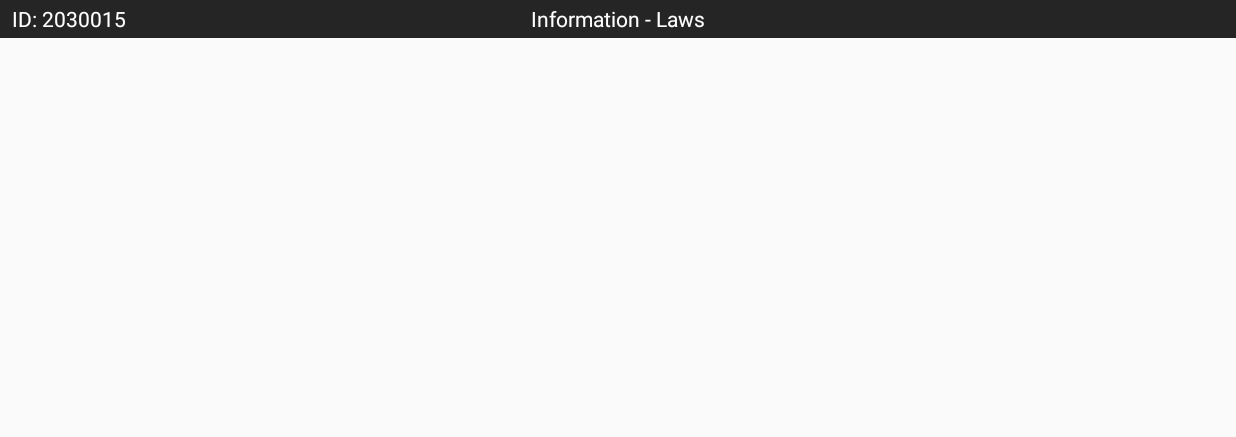
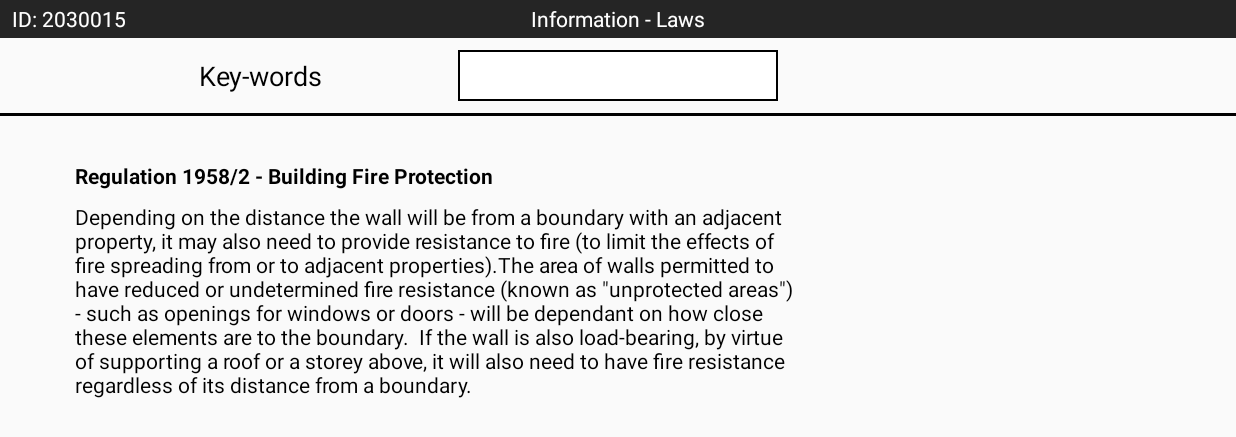
Before and after one commit to mclima123/SmartCop, an Android app: the InformationLaws screen opened directly, with no data from a screen before it, on a phone screen of 824 x 412 dp (held sideways). Shown: the top 437 px of the screen. Run offline under Robolectric (Android 15) with nearby library versions, the phone set to English and light mode, and no system bars.

Commit message:
finished "laws/regulations" screen

```diff
--- a/app/src/main/res/layout/activity_identify_vehicle.xml
+++ b/app/src/main/res/layout/activity_identify_vehicle.xml
@@ -202,6 +202,7 @@
         android:layout_marginTop="20dp"
         android:text="CZ-93-MP"
         android:textSize="24sp"
+        android:background="@drawable/image_border"
         app:layout_constraintEnd_toStartOf="@+id/view3"
         app:layout_constraintStart_toStartOf="parent"
         app:layout_constraintTop_toBottomOf="@+id/id" />
--- a/app/src/main/res/layout/activity_information_laws.xml
+++ b/app/src/main/res/layout/activity_information_laws.xml
@@ -14,12 +14,13 @@
     </View>
 
     <TextView
+        android:id="@+id/textView52"
         android:layout_width="wrap_content"
         android:layout_height="0dp"
         android:layout_marginEnd="8dp"
         android:layout_marginStart="8dp"
+        android:gravity="center"
         android:text="Information - Laws"
-        android:gravity="center"
         android:textColor="#ffffff"
         app:layout_constraintBottom_toBottomOf="@+id/myRectangleView"
         app:layout_constraintEnd_toEndOf="@+id/myRectangleView"
@@ -41,4 +42,64 @@
         app:layout_constraintTop_toTopOf="@+id/myRectangleView"
         app:layout_constraintVertical_bias="0.0" />
 
+    <View
+        android:id="@+id/view4"
+        android:layout_width="0dp"
+        android:layout_height="2dp"
+        android:layout_marginTop="50dp"
+        android:background="@drawable/image_border"
+        app:layout_constraintEnd_toEndOf="parent"
+        app:layout_constraintHorizontal_bias="0.0"
+        app:layout_constraintStart_toStartOf="parent"
+        app:layout_constraintTop_toBottomOf="@+id/textView52" />
+
+    <TextView
+        android:id="@+id/textView53"
+        android:layout_width="wrap_content"
+        android:layout_height="wrap_content"
+        android:layout_marginBottom="8dp"
+        android:layout_marginEnd="8dp"
+        android:layout_marginStart="50dp"
+        android:layout_marginTop="8dp"
+        android:text="Key-words"
+        android:textSize="18sp"
+        app:layout_constraintBottom_toTopOf="@+id/view4"
+        app:layout_constraintEnd_toStartOf="@+id/editText4"
+        app:layout_constraintStart_toStartOf="parent"
+        app:layout_constraintTop_toBottomOf="@+id/textView52" />
+
+    <EditText
+        android:id="@+id/editText4"
+        android:layout_width="wrap_content"
+        android:layout_height="0dp"
+        android:layout_marginBottom="8dp"
+        android:layout_marginTop="8dp"
+        android:background="@drawable/image_border"
+        android:ems="10"
+        android:inputType="textPersonName"
+        app:layout_constraintBottom_toTopOf="@+id/view4"
+        app:layout_constraintEnd_toEndOf="parent"
+        app:layout_constraintStart_toStartOf="parent"
+        app:layout_constraintTop_toBottomOf="@+id/textView52" />
+
+    <TextView
+        android:id="@+id/textView54"
+        android:layout_width="wrap_content"
+        android:layout_height="wrap_content"
+        android:layout_marginStart="50dp"
+        android:layout_marginTop="30dp"
+        android:text="Regulation 1958/2 - Building Fire Protection"
+        android:textStyle="bold"
+        app:layout_constraintStart_toStartOf="parent"
+        app:layout_constraintTop_toBottomOf="@+id/view4" />
+
+    <TextView
+        android:id="@+id/textView55"
+        android:layout_width="483dp"
+        android:layout_height="wrap_content"
+        android:layout_marginTop="8dp"
+        android:text='Depending on the distance the wall will be from a boundary with an adjacent property, it may also need to provide resistance to fire (to limit the effects of fire spreading from or to adjacent properties).The area of walls permitted to have reduced or undetermined fire resistance (known as "unprotected areas") - such as openings for windows or doors - will be dependant on how close these elements are to the boundary.  If the wall is also load-bearing, by virtue of supporting a roof or a storey above, it will also need to have fire resistance regardless of its distance from a boundary.'
+        app:layout_constraintStart_toStartOf="@+id/textView54"
+        app:layout_constraintTop_toBottomOf="@+id/textView54" />
+
 </android.support.constraint.ConstraintLayout>
```
